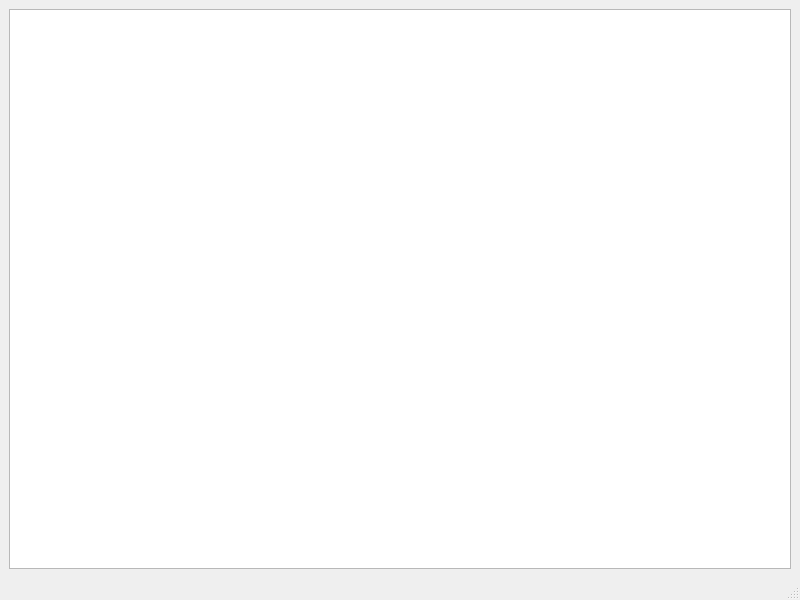
Bruh3509/Space-Game, file mainwindow.ui: the form before one commit.
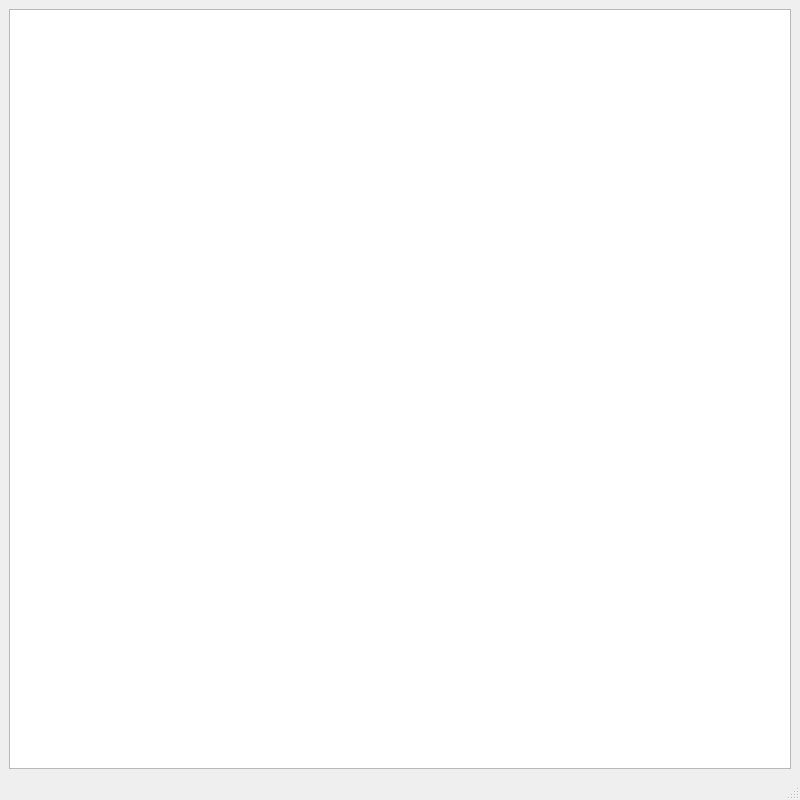
The form after the commit.

Diff of the .ui file:
```diff
--- a/mainwindow.ui
+++ b/mainwindow.ui
@@ -7,7 +7,7 @@
     <x>0</x>
     <y>0</y>
     <width>800</width>
-    <height>600</height>
+    <height>800</height>
    </rect>
   </property>
   <property name="windowTitle">
```
